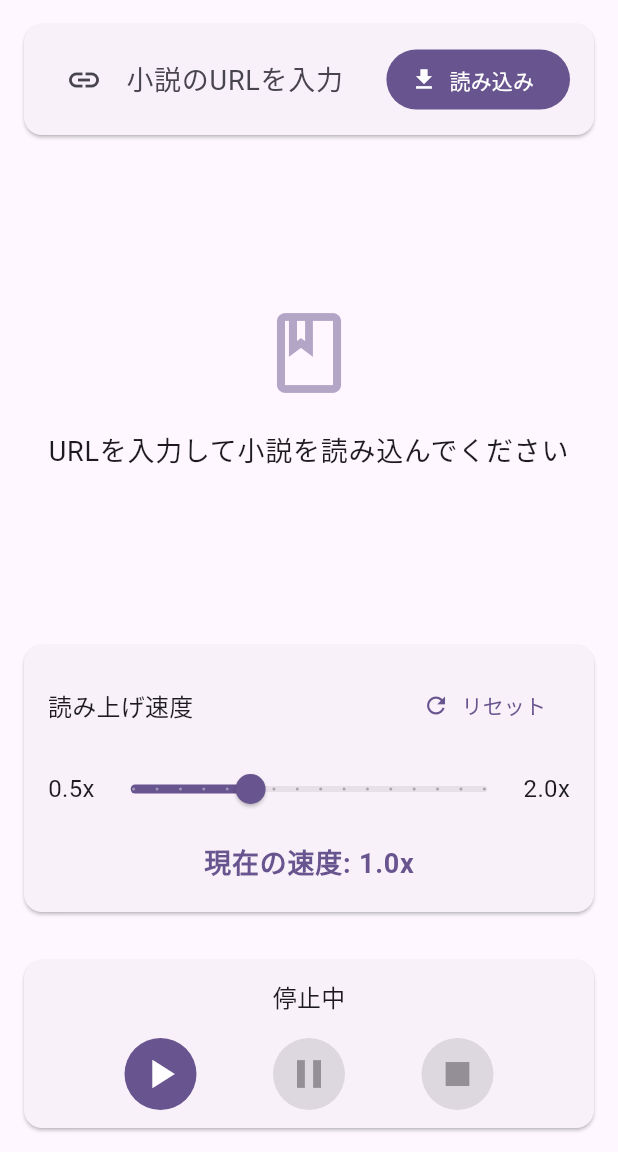
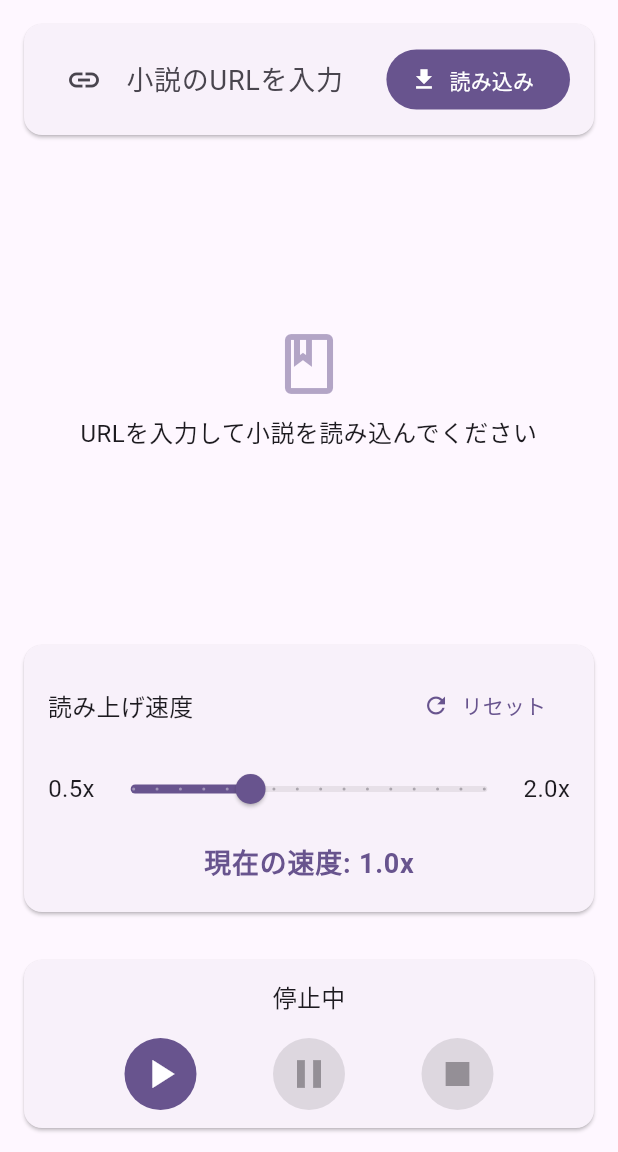
Before and after one commit to claude-desktop-aoisakanana-001/flutter_web_view, a Flutter app: the screen it shows after launch, on a phone screen of 412 x 824 dp, the part 84-1236 px from its top. Run offline on Flutter 3.47's test engine with Material 3 defaults, Android fonts, the phone set to English and light mode, and no system bars; our stand-ins replace flutter_riverpod, flutter_tts, freezed_annotation, riverpod_annotation, webview_flutter; generated files the repository leaves out were written again.

Commit message:
fix(ui): Reduce empty state icon size to prevent overflow in tests

```diff
--- a/lib/features/novel_reader/presentation/novel_content_view.dart
+++ b/lib/features/novel_reader/presentation/novel_content_view.dart
@@ -70,14 +70,17 @@ class NovelContentView extends ConsumerWidget {
           children: [
             Icon(
               Icons.book_outlined,
-              size: 64,
+              size: 48,
               color: Theme.of(context).colorScheme.primary.withOpacity(0.5),
             ),
-            const SizedBox(height: 16),
-            Text(
-              'URLを入力して小説を読み込んでください',
-              style: Theme.of(context).textTheme.bodyLarge,
-              textAlign: TextAlign.center,
+            const SizedBox(height: 8),
+            Padding(
+              padding: const EdgeInsets.symmetric(horizontal: 16),
+              child: Text(
+                'URLを入力して小説を読み込んでください',
+                style: Theme.of(context).textTheme.bodyMedium,
+                textAlign: TextAlign.center,
+              ),
             ),
           ],
         ),
```
